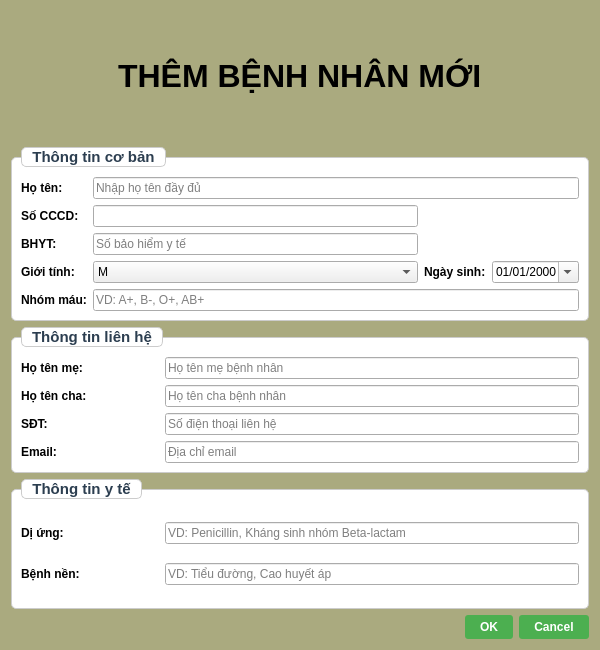
VanBao6002/PBL2_Appointment_Scheduling_System, file gui/addeditpatientdialog.ui: the form before one commit.
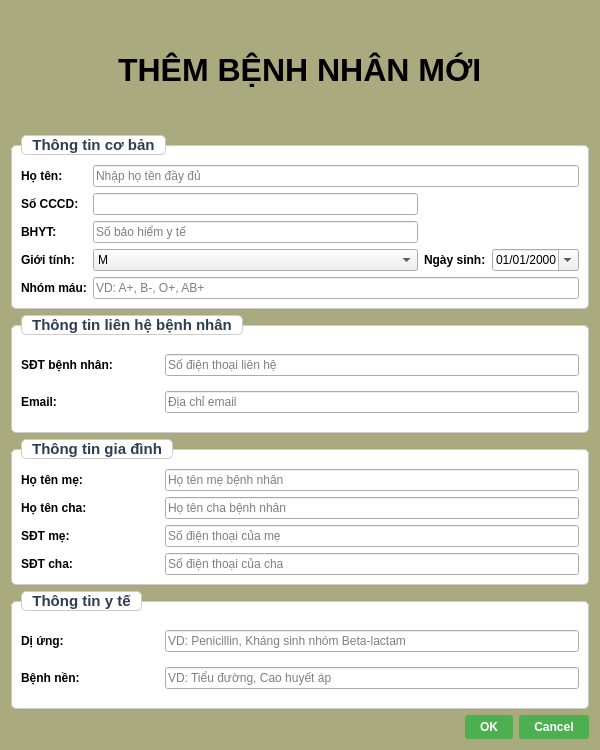
The form after the commit.

```diff
--- a/gui/addeditpatientdialog.ui
+++ b/gui/addeditpatientdialog.ui
@@ -7,7 +7,7 @@
     <x>0</x>
     <y>0</y>
     <width>600</width>
-    <height>650</height>
+    <height>750</height>
    </rect>
   </property>
   <property name="windowTitle">
@@ -263,10 +263,75 @@
 }</string>
      </property>
      <property name="title">
-      <string>Thông tin liên hệ</string>
+      <string>Thông tin liên hệ bệnh nhân</string>
      </property>
      <layout class="QGridLayout" name="gridLayout_2">
       <item row="0" column="0">
+       <widget class="QLabel" name="label_10">
+        <property name="text">
+         <string>SĐT bệnh nhân:</string>
+        </property>
+       </widget>
+      </item>
+      <item row="0" column="1" colspan="3">
+       <widget class="QLineEdit" name="txtPhoneNumber">
+        <property name="placeholderText">
+         <string>Số điện thoại liên hệ</string>
+        </property>
+       </widget>
+      </item>
+      <item row="1" column="0">
+       <widget class="QLabel" name="label_11">
+        <property name="text">
+         <string>Email:</string>
+        </property>
+       </widget>
+      </item>
+      <item row="1" column="1" colspan="3">
+       <widget class="QLineEdit" name="txtEmail">
+        <property name="placeholderText">
+         <string>Địa chỉ email</string>
+        </property>
+       </widget>
+      </item>
+     </layout>
+    </widget>
+   </item>
+   <item>
+    <widget class="QGroupBox" name="groupBoxFamilyInfo">
+     <property name="font">
+      <font>
+       <family>Arial</family>
+       <pointsize>11</pointsize>
+       <italic>false</italic>
+       <bold>true</bold>
+      </font>
+     </property>
+     <property name="styleSheet">
+      <string notr="true">QGroupBox {
+    font: bold 11pt &quot;Arial&quot;;
+    color: #2C3E50;
+    border: 1px solid #CCCCCC;
+    border-radius: 5px;
+    margin-top: 10px;
+    padding-top: 10px;
+    background-color: white;
+}
+QGroupBox::title {
+    subcontrol-origin: margin;
+    subcontrol-position: top left;
+    border: 1px solid #CCCCCC;
+    border-radius: 5px;
+    left: 10px;
+    padding: 0 8px 0 8px;
+    background-color: white;
+}</string>
+     </property>
+     <property name="title">
+      <string>Thông tin gia đình</string>
+     </property>
+     <layout class="QGridLayout" name="gridLayout_3">
+      <item row="0" column="0">
        <widget class="QLabel" name="label_8">
         <property name="text">
          <string>Họ tên mẹ:</string>
@@ -295,30 +360,30 @@
        </widget>
       </item>
       <item row="2" column="0">
-       <widget class="QLabel" name="label_10">
+       <widget class="QLabel" name="label_phone_mother">
         <property name="text">
-         <string>SĐT:</string>
+         <string>SĐT mẹ:</string>
         </property>
        </widget>
       </item>
       <item row="2" column="1" colspan="3">
-       <widget class="QLineEdit" name="txtPhoneNumber">
+       <widget class="QLineEdit" name="txtPhoneMother">
         <property name="placeholderText">
-         <string>Số điện thoại liên hệ</string>
+         <string>Số điện thoại của mẹ</string>
         </property>
        </widget>
       </item>
       <item row="3" column="0">
-       <widget class="QLabel" name="label_11">
+       <widget class="QLabel" name="label_phone_father">
         <property name="text">
-         <string>Email:</string>
+         <string>SĐT cha:</string>
         </property>
        </widget>
       </item>
       <item row="3" column="1" colspan="3">
-       <widget class="QLineEdit" name="txtEmail">
+       <widget class="QLineEdit" name="txtPhoneFather">
         <property name="placeholderText">
-         <string>Địa chỉ email</string>
+         <string>Số điện thoại của cha</string>
         </property>
        </widget>
       </item>
@@ -358,7 +423,7 @@
      <property name="title">
       <string>Thông tin y tế</string>
      </property>
-     <layout class="QGridLayout" name="gridLayout_3">
+     <layout class="QGridLayout" name="gridLayout_4">
       <item row="0" column="0">
        <widget class="QLabel" name="label_6">
         <property name="text">
```
